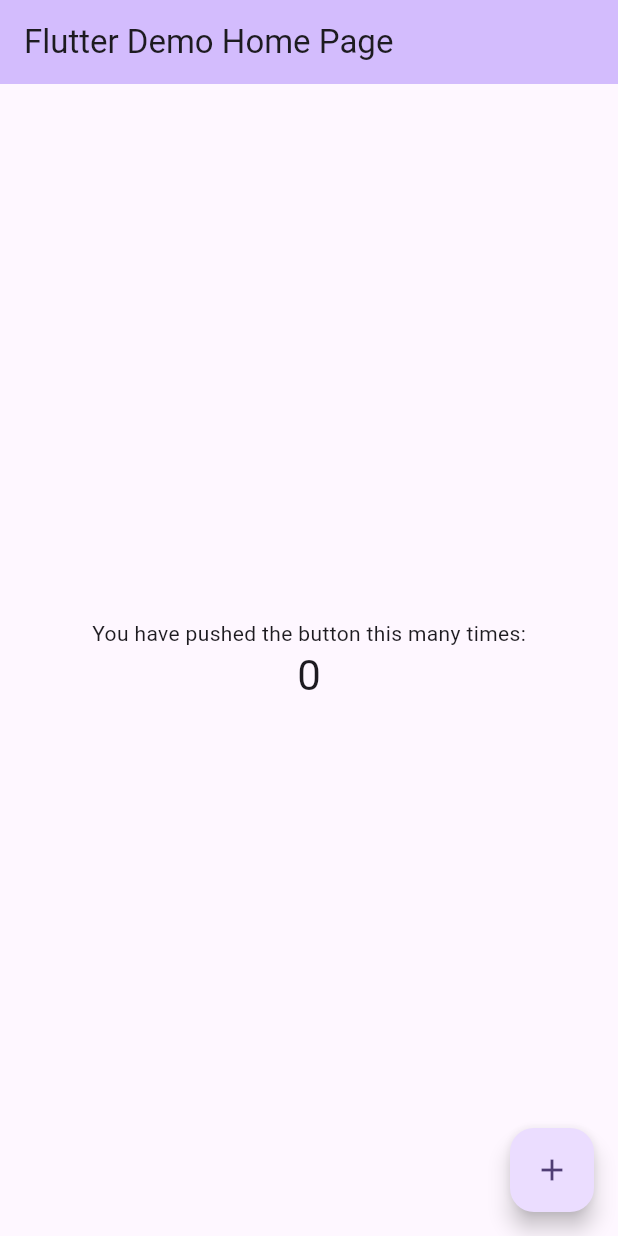
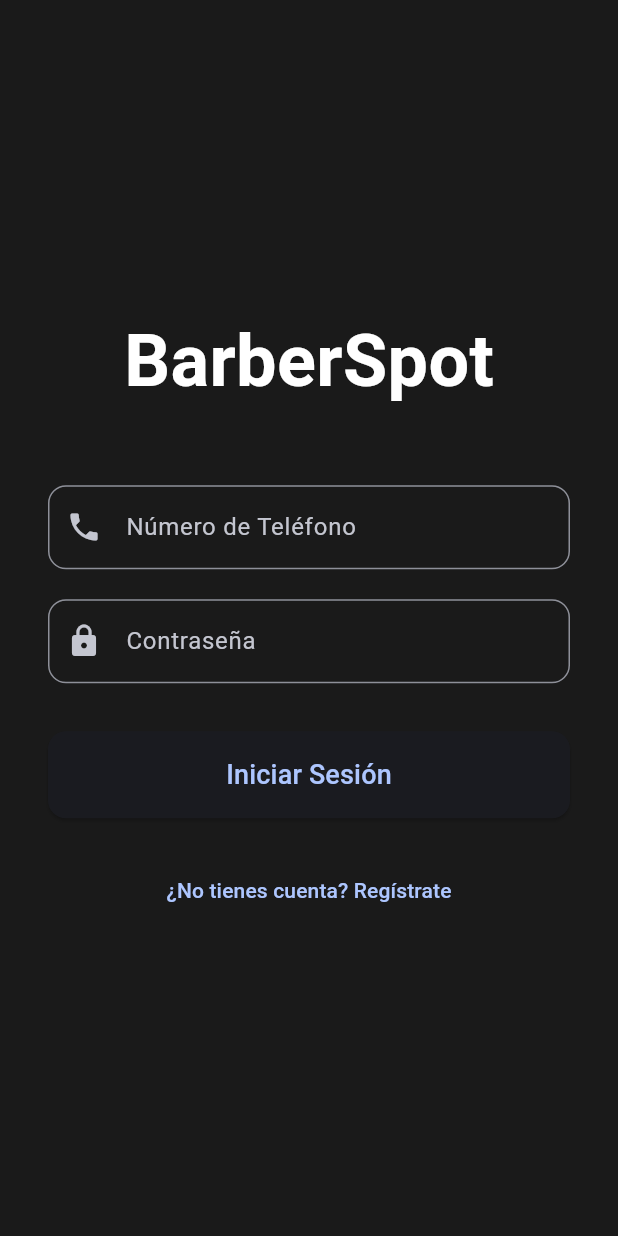
Before and after one commit to JavierCamacho1/barberspot_app, a Flutter app: the screen it shows after launch, on a phone screen of 412 x 824 dp. Run offline on Flutter 3.47's test engine with Material 3 defaults, Android fonts, the light colour scheme and no system bars.

Commit message:
FASE 1: Frontend de Autenticación (Login y Registro)

```diff
--- a/lib/main.dart
+++ b/lib/main.dart
@@ -1,122 +1,28 @@
+// lib/main.dart
 import 'package:flutter/material.dart';
+import 'screens/login_screen.dart'; // Importa tu nueva pantalla
 
 void main() {
-  runApp(const MyApp());
+  runApp(const BarberSpotApp());
 }
 
-class MyApp extends StatelessWidget {
-  const MyApp({super.key});
+class BarberSpotApp extends StatelessWidget {
+  const BarberSpotApp({super.key});
 
-  // This widget is the root of your application.
   @override
   Widget build(BuildContext context) {
     return MaterialApp(
-      title: 'Flutter Demo',
-      theme: ThemeData(
-        // This is the theme of your application.
-        //
-        // TRY THIS: Try running your application with "flutter run". You'll see
-        // the application has a purple toolbar. Then, without quitting the app,
-        // try changing the seedColor in the colorScheme below to Colors.green
-        // and then invoke "hot reload" (save your changes or press the "hot
-        // reload" button in a Flutter-supported IDE, or press "r" if you used
-        // the command line to start the app).
-        //
-        // Notice that the counter didn't reset back to zero; the application
-        // state is not lost during the reload. To reset the state, use hot
-        // restart instead.
-        //
-        // This works for code too, not just values: Most code changes can be
-        // tested with just a hot reload.
-        colorScheme: ColorScheme.fromSeed(seedColor: Colors.deepPurple),
+      title: 'BarberSpot',
+      debugShowCheckedModeBanner: false, // Quita la cinta de "Debug"
+      theme: ThemeData.dark().copyWith(
+        // Define un color de acento que usaremos
+        colorScheme: ColorScheme.fromSeed(
+          seedColor: Colors.blueAccent,
+          brightness: Brightness.dark,
+        ),
+        scaffoldBackgroundColor: const Color(0xFF1A1A1A), // Fondo gris oscuro
       ),
-      home: const MyHomePage(title: 'Flutter Demo Home Page'),
+      home: const LoginScreen(), // ¡Esta es tu nueva pantalla!
     );
   }
 }
-
-class MyHomePage extends StatefulWidget {
-  const MyHomePage({super.key, required this.title});
-
-  // This widget is the home page of your application. It is stateful, meaning
-  // that it has a State object (defined below) that contains fields that affect
-  // how it looks.
-
-  // This class is the configuration for the state. It holds the values (in this
-  // case the title) provided by the parent (in this case the App widget) and
-  // used by the build method of the State. Fields in a Widget subclass are
-  // always marked "final".
-
-  final String title;
-
-  @override
-  State<MyHomePage> createState() => _MyHomePageState();
-}
-
-class _MyHomePageState extends State<MyHomePage> {
-  int _counter = 0;
-
-  void _incrementCounter() {
-    setState(() {
-      // This call to setState tells the Flutter framework that something has
-      // changed in this State, which causes it to rerun the build method below
-      // so that the display can reflect the updated values. If we changed
-      // _counter without calling setState(), then the build method would not be
-      // called again, and so nothing would appear to happen.
-      _counter++;
-    });
-  }
-
-  @override
-  Widget build(BuildContext context) {
-    // This method is rerun every time setState is called, for instance as done
-    // by the _incrementCounter method above.
-    //
-    // The Flutter framework has been optimized to make rerunning build methods
-    // fast, so that you can just rebuild anything that needs updating rather
-    // than having to individually change instances of widgets.
-    return Scaffold(
-      appBar: AppBar(
-        // TRY THIS: Try changing the color here to a specific color (to
-        // Colors.amber, perhaps?) and trigger a hot reload to see the AppBar
-        // change color while the other colors stay the same.
-        backgroundColor: Theme.of(context).colorScheme.inversePrimary,
-        // Here we take the value from the MyHomePage object that was created by
-        // the App.build method, and use it to set our appbar title.
-        title: Text(widget.title),
-      ),
-      body: Center(
-        // Center is a layout widget. It takes a single child and positions it
-        // in the middle of the parent.
-        child: Column(
-          // Column is also a layout widget. It takes a list of children and
-          // arranges them vertically. By default, it sizes itself to fit its
-          // children horizontally, and tries to be as tall as its parent.
-          //
-          // Column has various properties to control how it sizes itself and
-          // how it positions its children. Here we use mainAxisAlignment to
-          // center the children vertically; the main axis here is the vertical
-          // axis because Columns are vertical (the cross axis would be
-          // horizontal).
-          //
-          // TRY THIS: Invoke "debug painting" (choose the "Toggle Debug Paint"
-          // action in the IDE, or press "p" in the console), to see the
-          // wireframe for each widget.
-          mainAxisAlignment: MainAxisAlignment.center,
-          children: <Widget>[
-            const Text('You have pushed the button this many times:'),
-            Text(
-              '$_counter',
-              style: Theme.of(context).textTheme.headlineMedium,
-            ),
-          ],
-        ),
-      ),
-      floatingActionButton: FloatingActionButton(
-        onPressed: _incrementCounter,
-        tooltip: 'Increment',
-        child: const Icon(Icons.add),
-      ), // This trailing comma makes auto-formatting nicer for build methods.
-    );
-  }
-}
--- /dev/null
+++ b/lib/screens/login_screen.dart
@@ -0,0 +1,167 @@
+// lib/screens/login_screen.dart
+import 'package:flutter/material.dart';
+// ¡Importante! Añadiremos estas librerías para la conexión
+import 'package:http/http.dart' as http;
+import 'dart:convert';
+import 'register_screen.dart'; // <--- ¡AÑADE ESTA LÍNEA!
+
+class LoginScreen extends StatefulWidget {
+  const LoginScreen({super.key});
+
+  @override
+  State<LoginScreen> createState() => _LoginScreenState();
+}
+
+class _LoginScreenState extends State<LoginScreen> {
+  // Controladores para leer el texto de los campos
+  final TextEditingController _telefonoController = TextEditingController();
+  final TextEditingController _passwordController = TextEditingController();
+
+  // Para mostrar un mensaje de carga
+  bool _isLoading = false;
+
+  // --- FUNCIÓN PARA EL LOGIN (CONECTADA A LA API) ---
+  Future<void> _login() async {
+    // Validar que los campos no estén vacíos
+    if (_telefonoController.text.isEmpty || _passwordController.text.isEmpty) {
+      // Opcional: Mostrar un mensaje de error
+      print("Error: Los campos no pueden estar vacíos.");
+      return;
+    }
+
+    setState(() {
+      _isLoading = true;
+    });
+
+    // La URL de tu API de FastAPI.
+    // Usamos localhost porque el backend corre en tu misma máquina.
+    final String apiUrl = "http://localhost:8000/login";
+
+    try {
+      final response = await http.post(
+        Uri.parse(apiUrl),
+        headers: {
+          'Content-Type': 'application/json; charset=UTF-8',
+        },
+        // Convertimos los datos de Dart a un string JSON
+        body: json.encode({
+          'telefono': _telefonoController.text,
+          'password': _passwordController.text,
+        }),
+      );
+
+      // Decodificamos la respuesta JSON
+      final Map<String, dynamic> responseData = json.decode(response.body);
+
+      if (response.statusCode == 200) {
+        // ¡Éxito!
+        print("Login exitoso!");
+        print("Datos del usuario: $responseData");
+        // Aquí es donde guardaremos la sesión y navegaremos a la
+        // pantalla de inicio (Fase 2)
+        // Por ahora, solo imprimimos el rol:
+        print("Rol del usuario: ${responseData['rol']}");
+
+      } else {
+        // Error desde la API (ej. contraseña incorrecta)
+        print("Error en el login: ${responseData['detail']}");
+      }
+
+    } catch (e) {
+      // Error de conexión (ej. el servidor FastAPI no está corriendo)
+      print("Error de conexión: $e");
+    }
+
+    setState(() {
+      _isLoading = false;
+    });
+  }
+
+  @override
+  Widget build(BuildContext context) {
+    return Scaffold(
+      body: Center(
+        child: SingleChildScrollView(
+          padding: const EdgeInsets.all(32.0),
+          child: Column(
+            mainAxisAlignment: MainAxisAlignment.center,
+            children: [
+              // Título (puedes cambiarlo por tu logo)
+              const Text(
+                'BarberSpot',
+                style: TextStyle(
+                  fontSize: 48,
+                  fontWeight: FontWeight.bold,
+                  color: Colors.white,
+                ),
+              ),
+              const SizedBox(height: 48),
+
+              // --- Campo de Teléfono ---
+              TextField(
+                controller: _telefonoController,
+                keyboardType: TextInputType.phone,
+                decoration: InputDecoration(
+                  labelText: 'Número de Teléfono',
+                  prefixIcon: const Icon(Icons.phone),
+                  border: OutlineInputBorder(
+                    borderRadius: BorderRadius.circular(12),
+                  ),
+                ),
+              ),
+              const SizedBox(height: 20),
+
+              // --- Campo de Contraseña ---
+              TextField(
+                controller: _passwordController,
+                obscureText: true, // Oculta la contraseña
+                decoration: InputDecoration(
+                  labelText: 'Contraseña',
+                  prefixIcon: const Icon(Icons.lock),
+                  border: OutlineInputBorder(
+                    borderRadius: BorderRadius.circular(12),
+                  ),
+                ),
+              ),
+              const SizedBox(height: 32),
+
+              // --- Botón de Login ---
+              _isLoading
+                  ? const CircularProgressIndicator() // Muestra esto si está cargando
+                  : SizedBox(
+                      width: double.infinity,
+                      child: ElevatedButton(
+                        onPressed: _login, // Llama a la función _login
+                        style: ElevatedButton.styleFrom(
+                          padding: const EdgeInsets.symmetric(vertical: 16),
+                          shape: RoundedRectangleBorder(
+                            borderRadius: BorderRadius.circular(12),
+                          ),
+                        ),
+                        child: const Text(
+                          'Iniciar Sesión',
+                          style: TextStyle(fontSize: 18),
+                        ),
+                      ),
+                    ),
+
+              const SizedBox(height: 24),
+
+              // --- Botón para ir a Registro ---
+                TextButton(
+                onPressed: () {
+                // --- ¡ LÓGICA DE NAVEGACIÓN! ---
+                Navigator.of(context).push(
+                MaterialPageRoute(
+                builder: (context) => const RegisterScreen(), ),
+               );
+             },
+                child: const Text('¿No tienes cuenta? Regístrate'),
+             ),
+            ],
+          ),
+        ),
+      ),
+    );
+  }
+}
```
Also changed, not shown: lib/screens/register_screen.dart (added, +195 -0 lines).
